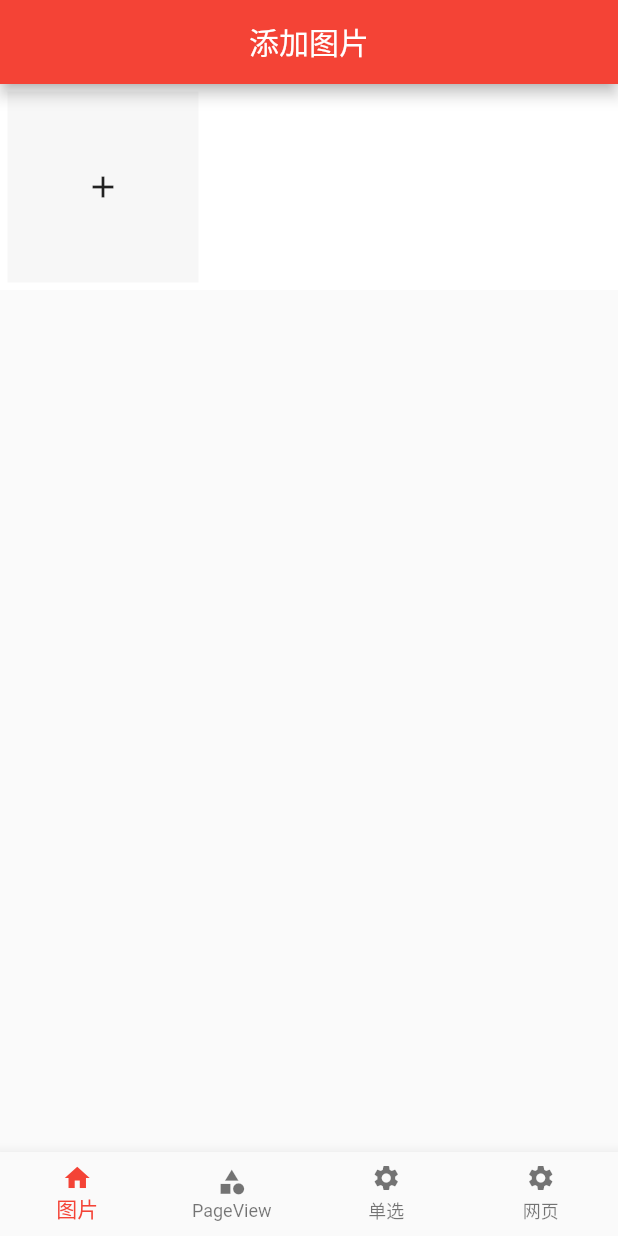
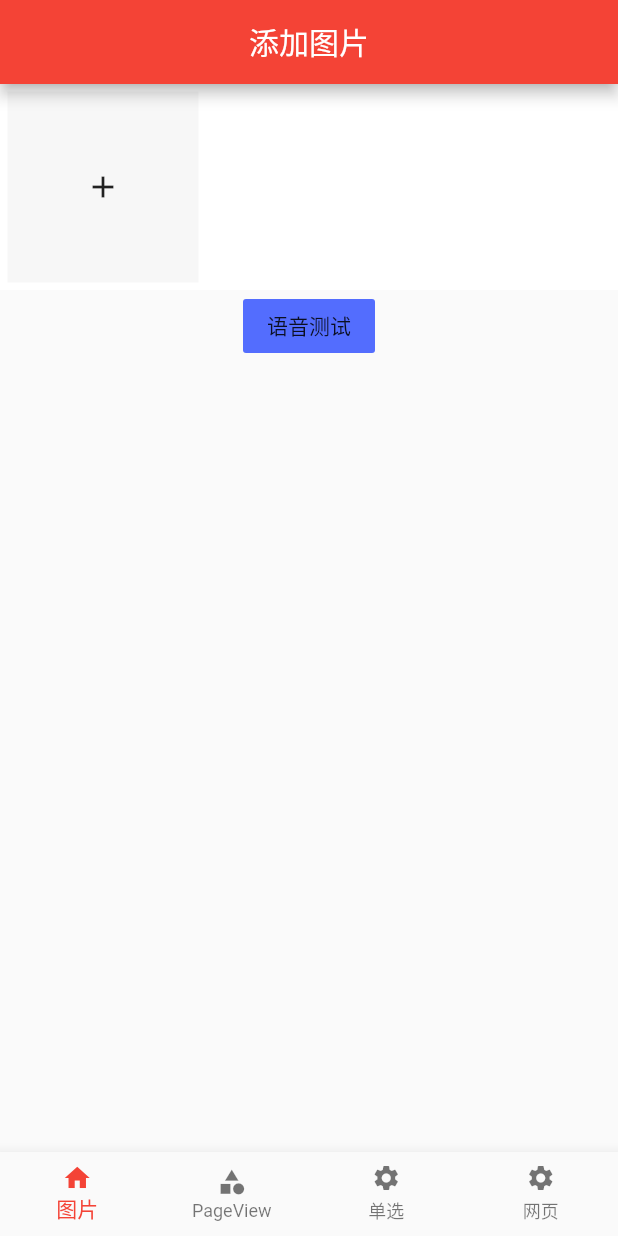
Before and after one commit to Ein-xinlong/flutter_text, a Flutter app: the screen it shows after launch, on a phone screen of 412 x 824 dp. Run offline on Flutter 3.47's test engine with Material 2 defaults, Android fonts, the phone set to English and light mode, and no system bars; our stand-ins replace image_picker, webview_flutter; missing offline and left inert: common_utils, heic_to_jpg, photo, photo_manager, tts.

Commit message:
添加语音播报

```diff
--- a/lib/image.dart
+++ b/lib/image.dart
@@ -7,6 +7,7 @@ import 'dart:io';
 import 'package:image_picker/image_picker.dart';
 import 'package:heic_to_jpg/heic_to_jpg.dart';
 import 'package:untitled/utils/toash.dart';
+import 'package:untitled/utils/tts.dart';
 const double itemSpace = 10.0;
 const double space = 5.0; //上下左右间距
 const double deleBtnWH = 20.0;
@@ -66,7 +67,9 @@ class _JhPhotoPickerToolState extends State<JhPhotoPickerTool> {
         centerTitle: true,
         backgroundColor: Colors.red,
       ),
-      body: Container(
+      body: Column(
+        children: [
+          Container(
               color: bgColor,
               width: kScreenWidth - lfPadding,
               height:
@@ -95,6 +98,11 @@ class _JhPhotoPickerToolState extends State<JhPhotoPickerTool> {
                       }
                     }
                   })),
+          FlatButton(onPressed: (){
+            TtsHelper.instance.setLanguageAndSpeak("你好我是测试语音", "zh");
+          }, child:Text("语音测试"),color: Colors.indigoAccent,)
+        ],
+      ),
     );
   }
 
--- /dev/null
+++ b/lib/utils/tts.dart
@@ -0,0 +1,155 @@
+
+import 'package:tts/tts.dart';
+
+import 'dart:async';
+import 'dart:io';
+
+/// Singleton tool class for tts
+
+/// Use TtsHelper step:
+///
+/// Method : #isLanguageAvailable judge language, here language is _languageMap's values like "en-US",instead of the type of 'en' etc..
+///
+/// Method : #getTtsLanguage  help you convert "en" to "en-US".
+///
+/// Method : #setLanguage help you set Language , but "en-US" is default value
+///
+/// use example:
+/// TtsHelper.instance.speak("speech content");
+/// or
+/// TtsHelper.instance.setLanguageAndSpeak("speech content", "en-US");
+/// ...
+class TtsHelper {
+
+  // Locale to tss language map
+  static final Map<String, String> _languageMap = {
+    'en': "en-US",
+    'zh': "zh-CN",
+    "ar": "ar-SA",
+    "cs": "cs-CZ",
+    "da": "da-DK",
+    "de": "de-DE",
+    "el": "el-GR",
+    "es": "es-ES",
+    "fi": "fi-FI",
+    "fr": "fr-CA",
+    "he": "he-IL",
+    "hi": "hi-IN",
+    "hu": "hu-HU",
+    "id": "id-ID",
+    "it": "it-IT",
+    "ja": "ja-JP",
+    "ko": "ko-KR",
+    "nl": "nl-BE",
+    "no": "no-NO",
+    "pl": "pl-PL",
+    "pt": "pt-BR",
+    "ro": "ro-RO",
+    "ru": "ru-RU",
+    "sk": "sk-SK",
+    "sv": "sv-SE",
+    "th": "th-TH",
+    "tr": "tr-TR",
+    'en-US': "en-US",
+    'zh-CN': "zh-CN",
+    "ar-SA": "ar-SA",
+    "cs-CZ": "cs-CZ",
+    "da-DK": "da-DK",
+    "de-DE": "de-DE",
+    "el-GR": "el-GR",
+    "es-ES": "es-ES",
+    "fi-FI": "fi-FI",
+    "fr-CA": "fr-CA",
+    "he-IL": "he-IL",
+    "hi-IN": "hi-IN",
+    "hu-HU": "hu-HU",
+    "id-ID": "id-ID",
+    "it-IT": "it-IT",
+    "ja-JP": "ja-JP",
+    "ko-KR": "ko-KR",
+    "nl-BE": "nl-BE",
+    "no-NO": "no-NO",
+    "pl-PL": "pl-PL",
+    "pt-BR": "pt-BR",
+    "ro-RO": "ro-RO",
+    "ru-RU": "ru-RU",
+    "sk-SK": "sk-SK",
+    "sv-SE": "sv-SE",
+    "th-TH": "th-TH",
+    "tr-TR": "tr-TR",
+  };
+
+  static final String _defaultL = "en-US";
+  List<String> _languages;
+  static TtsHelper _instance;
+  static TtsHelper get instance => _getInstance();
+
+  factory TtsHelper() =>_getInstance();
+
+  static TtsHelper _getInstance() {
+    if (_instance == null) {
+      _instance = new TtsHelper._internal();
+    }
+    return _instance;
+  }
+
+  TtsHelper._internal() {
+    // Initialize
+    _initPlatformState();
+  }
+
+  _initPlatformState() async {
+    _languages = await Tts.getAvailableLanguages();
+
+    // If getAvailableLanguages is null, add "en-US" to _languages.
+    if (_languages == null) {
+      _languages = [_defaultL];
+    }
+    // Default set en-US language
+    _setLanguage(_defaultL);
+  }
+
+  String _getTtsLanguage(String localeStr) {
+    if(localeStr == null || localeStr.isEmpty ||
+        !_languageMap.containsKey(localeStr)) {
+      return _defaultL;
+    }
+    return _languageMap[localeStr];
+  }
+
+  // Return whether the result if set language is successful
+  Future<bool> _setLanguage (String lang) async {
+    String language = _getTtsLanguage(lang);
+    if (language == null || language.isEmpty) {
+      language = _defaultL;
+    }
+    if(Platform.isIOS && !_languages.contains(language)) {
+      return false;
+    }
+    final bool isSet = await Tts.setLanguage(language);
+    return isSet;
+  }
+
+  // Returns whether the supported language is supported
+  Future<bool> _isLanguageAvailable (String language) async {
+    final bool isSupport = await Tts.isLanguageAvailable(language);
+    return isSupport;
+  }
+
+  void speak (String text) async {
+    if (text == null || text.isEmpty) { return;}
+    Tts.speak(text);
+  }
+
+  void setLanguageAndSpeak(String text, String language) async {
+    String ttsL = _getTtsLanguage(language);
+    var setResult = await _setLanguage(ttsL);
+    if(setResult != null) {
+      var available = await _isLanguageAvailable(ttsL);
+      if(available != null) {
+        speak(text);
+      }
+    }
+  }
+
+}
--- a/pubspec.yaml
+++ b/pubspec.yaml
@@ -15,7 +15,7 @@ publish_to: 'none' # Remove this line if you wish to publish to pub.dev
 # In iOS, build-name is used as CFBundleShortVersionString while build-number used as CFBundleVersion.
 # Read more about iOS versioning at
 # https://developer.apple.com/library/archive/documentation/General/Reference/InfoPlistKeyReference/Articles/CoreFoundationKeys.html
-version: 1.0.0+2
+version: 1.0.0+3
 
 environment:
   sdk: ">=2.7.0 <3.0.0"
@@ -40,7 +40,7 @@ dependencies:
   json_annotation: ^3.1.1
   webview_flutter: ^1.0.1
   common_utils: ^1.0.1
-  fluttertoast: ^3.1.3
+  tts: ^1.0.2
 
 dev_dependencies:
   flutter_test:
```
Also changed, not shown: pubspec.lock, 2 other files. Lines whose indentation alone changed are shown as unchanged.
